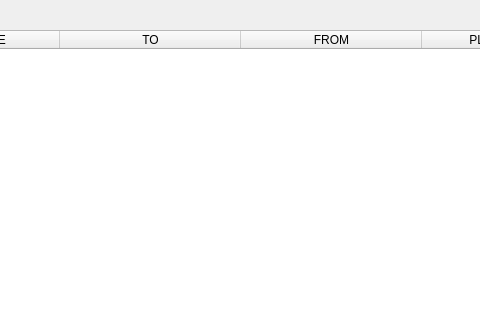
This is mainwindow.ui in Kuboss949/PociagiQT as Qt 5 draws it before an edit; both pictures show x 323 to 803 and y 0 to 320 of the 1161 by 548 pixel window. The edited form follows.
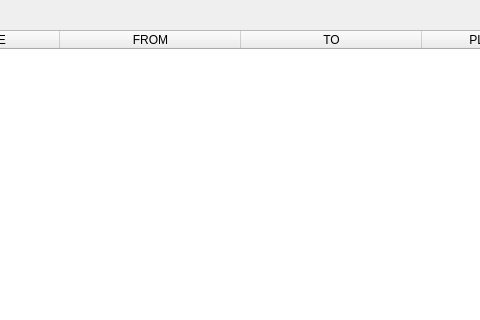
This is the edited form. Icons and pictures are not drawn.

```diff
--- a/mainwindow.ui
+++ b/mainwindow.ui
@@ -72,16 +72,16 @@
         <string>DEPARTURE</string>
        </property>
       </column>
-      <column>
-       <property name="text">
-        <string>TO</string>
-       </property>
-      </column>
       <column>
        <property name="text">
         <string>FROM</string>
        </property>
       </column>
+      <column>
+       <property name="text">
+        <string>TO</string>
+       </property>
+      </column>
       <column>
        <property name="text">
         <string>PLATFORM No.</string>
```
Left out of the diff: 2 changed lines with no effect on the pictures.
